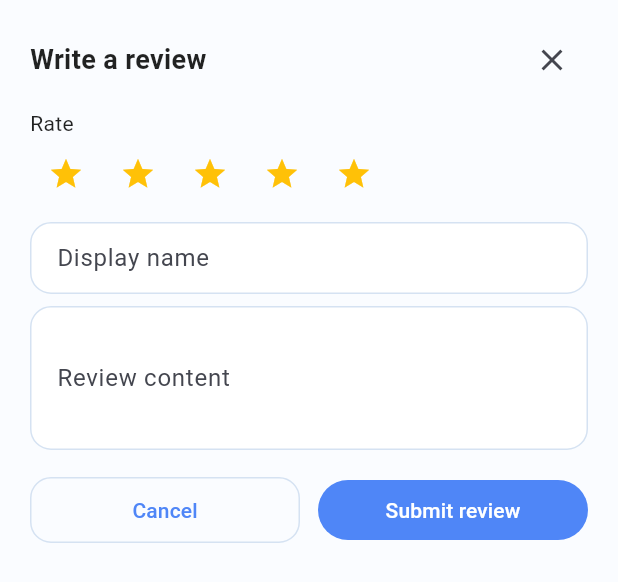
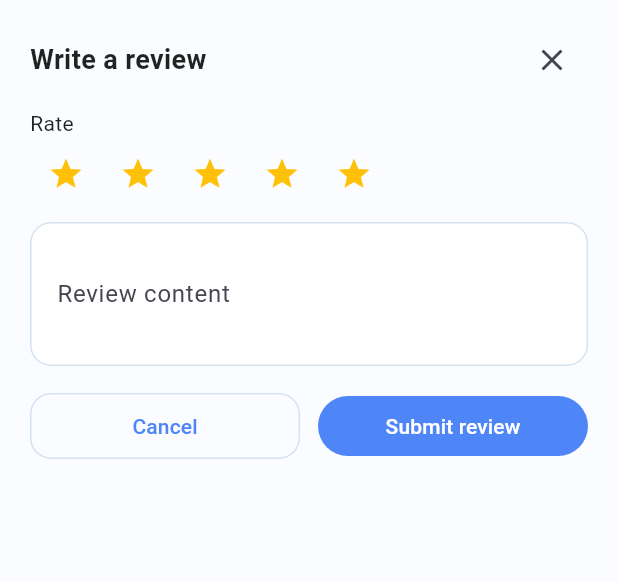
Before and after one commit to BaoMinhne/badminton_booking_app, a Flutter app: the _WriteReviewDialog widget shown alone on an empty page, opened directly, on a phone screen of 412 x 824 dp. Shown: the top 582 px of the screen. Run offline on Flutter 3.47's test engine with Material 3 defaults, Android fonts, the phone set to English and light mode, and no system bars; our stand-ins replace curved_navigation_bar, fl_chart, flutter_dotenv, image_picker, intl_phone_field, pocketbase and 1 more; accounts and stored records are empty; network calls fail.

Commit message:
Remove review display name field

```diff
--- a/lib/models/court_review.dart
+++ b/lib/models/court_review.dart
@@ -25,8 +25,7 @@ class CourtReview {
       courtId: _resolveRelationId(data['court_id']),
       userId: _resolveRelationId(data['user_id'], fallback: userRecord?.id),
       userName: sanitizeDisplayName(
-        (data['display_name'] as String?) ??
-            (userData?['username'] as String?) ??
+        (userData?['username'] as String?) ??
             (userData?['email'] as String?),
       ),
       stars: (data['rating'] as num?)?.toDouble() ?? 0,
--- a/lib/pages/court/tabs/review_tab.dart
+++ b/lib/pages/court/tabs/review_tab.dart
@@ -307,7 +307,6 @@ class _ReviewTabState extends State<ReviewTab> {
         courtId: widget.courtId,
         stars: draft.stars,
         comment: draft.comment,
-        displayName: draft.displayName,
       );
       if (!mounted) return;
       _addReview(review);
@@ -561,12 +560,10 @@ class _WriteReviewDialog extends StatefulWidget {
 
 class _WriteReviewDialogState extends State<_WriteReviewDialog> {
   int _stars = 5;
-  final _name = TextEditingController();
   final _comment = TextEditingController();
 
   @override
   void dispose() {
-    _name.dispose();
     _comment.dispose();
     super.dispose();
   }
@@ -609,14 +606,6 @@ class _WriteReviewDialogState extends State<_WriteReviewDialog> {
             ),
             const SizedBox(height: 8),
             TextField(
-              controller: _name,
-              decoration: const InputDecoration(
-                labelText: 'Display name',
-                hintText: 'e.g., Minh Nguyen',
-              ),
-            ),
-            const SizedBox(height: 8),
-            TextField(
               controller: _comment,
               minLines: 3,
               maxLines: 6,
@@ -638,9 +627,6 @@ class _WriteReviewDialogState extends State<_WriteReviewDialog> {
                 Expanded(
                     child: FilledButton(
                       onPressed: () {
-                      final name = _name.text.trim().isEmpty
-                          ? 'User'
-                          : _name.text.trim();
                         final cmt = _comment.text.trim();
                         if (cmt.isEmpty) {
                           ScaffoldMessenger.of(context).showSnackBar(
@@ -653,7 +639,6 @@ class _WriteReviewDialogState extends State<_WriteReviewDialog> {
                         Navigator.pop(
                           context,
                           _ReviewDraft(
-                          displayName: name,
                             stars: _stars,
                             comment: cmt,
                           ),
@@ -697,12 +682,10 @@ class _FilterChipLike extends StatelessWidget {
 }
 
 class _ReviewDraft {
-  final String displayName;
   final int stars;
   final String comment;
 
   const _ReviewDraft({
-    required this.displayName,
     required this.stars,
     required this.comment,
   });
--- a/lib/services/review_service.dart
+++ b/lib/services/review_service.dart
@@ -25,7 +25,6 @@ class ReviewService {
     required String courtId,
     required int stars,
     required String comment,
-    required String displayName,
   }) async {
     final pb = await getPocketbaseInstance();
     final userId = pb.authStore.record?.id;
@@ -37,7 +36,6 @@ class ReviewService {
       'user_id': userId,
       'rating': stars,
       'comment': comment,
-      'display_name': displayName,
     });
     return CourtReview.fromRecord(record, pb);
   }
```
Lines whose indentation alone changed are shown as unchanged.
